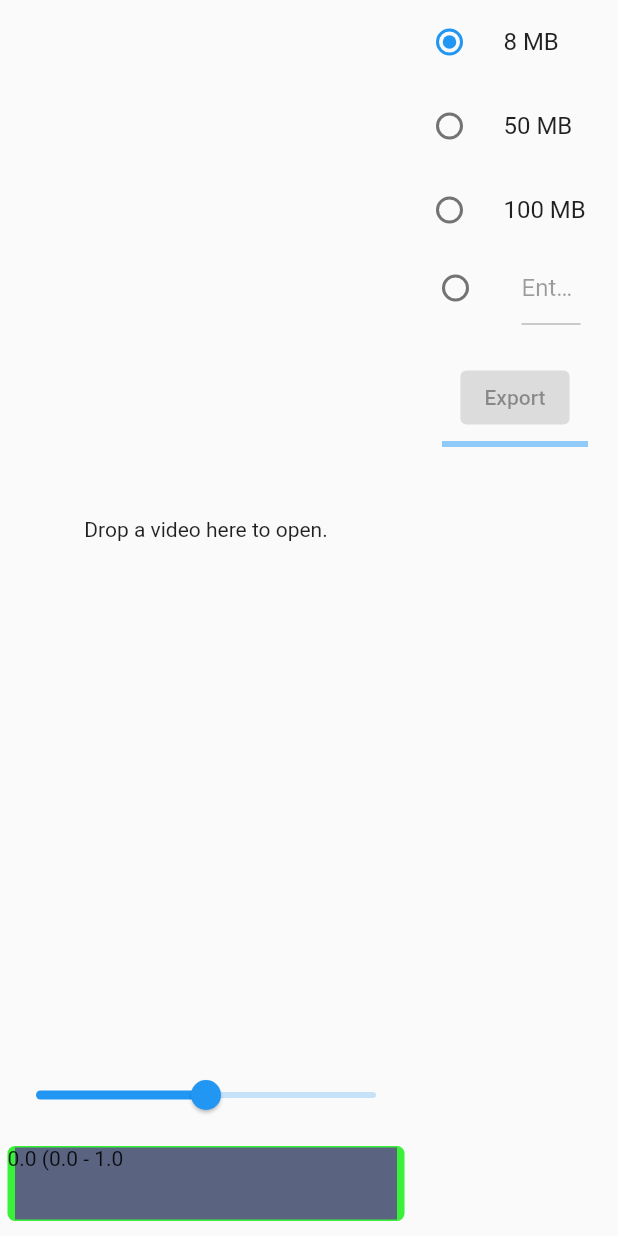
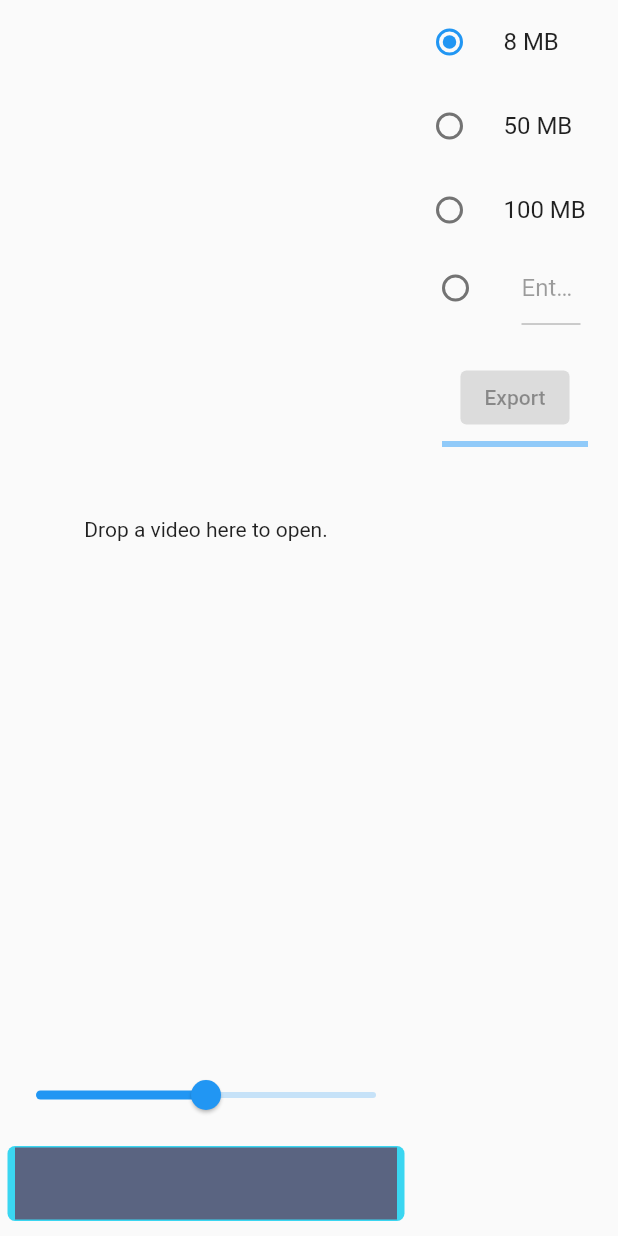
Before and after one commit to alanpq/klipr-flutter, a Flutter app: the screen it shows after launch, on a phone screen of 412 x 824 dp. Run offline on Flutter 3.47's test engine with Material 2 defaults, Android fonts, the phone set to English and light mode, and no system bars; our stand-ins replace cross_file, file_picker; missing offline and left inert: dart_vlc, desktop_drop, process_run.

Commit message:
better timeline colours

```diff
--- a/lib/timeline.dart
+++ b/lib/timeline.dart
@@ -97,7 +97,7 @@ class _TimelineState extends State<Timeline> {
                     child: Container(
                       height: _height,
                       decoration: const BoxDecoration(
-                        color: Color(0xFF2929FF),
+                        color: Color(0x2F000000),
                       ),
                     ),
                   ),
@@ -122,7 +122,7 @@ class _TimelineState extends State<Timeline> {
                           child: ticker),
                     ),
                   ),
-                  Text("${video.completion} (${region.start} - ${region.end}"),
+                  // Text("${video.completion} (${region.start} - ${region.end}"),
                 ],
               ),
             )),
@@ -139,7 +139,7 @@ Widget ticker = IgnorePointer(
             height: _height,
             decoration: const BoxDecoration(color: Colors.white))));
 
-const green = Color(0xFF3AF13A);
+const green = Color(0xFF3AD6F1);
 const radius = Radius.circular(5);
 
 class _ClipRegion extends StatefulWidget {
@@ -163,7 +163,7 @@ class _ClipRegionState extends State<_ClipRegion> {
   var _right = double.infinity;
 
   var _start = 0.0;
-  var _end = 0.5;
+  var _end = 1.0;
 
   void _pointerUp(e) {
     _held = "";
```
